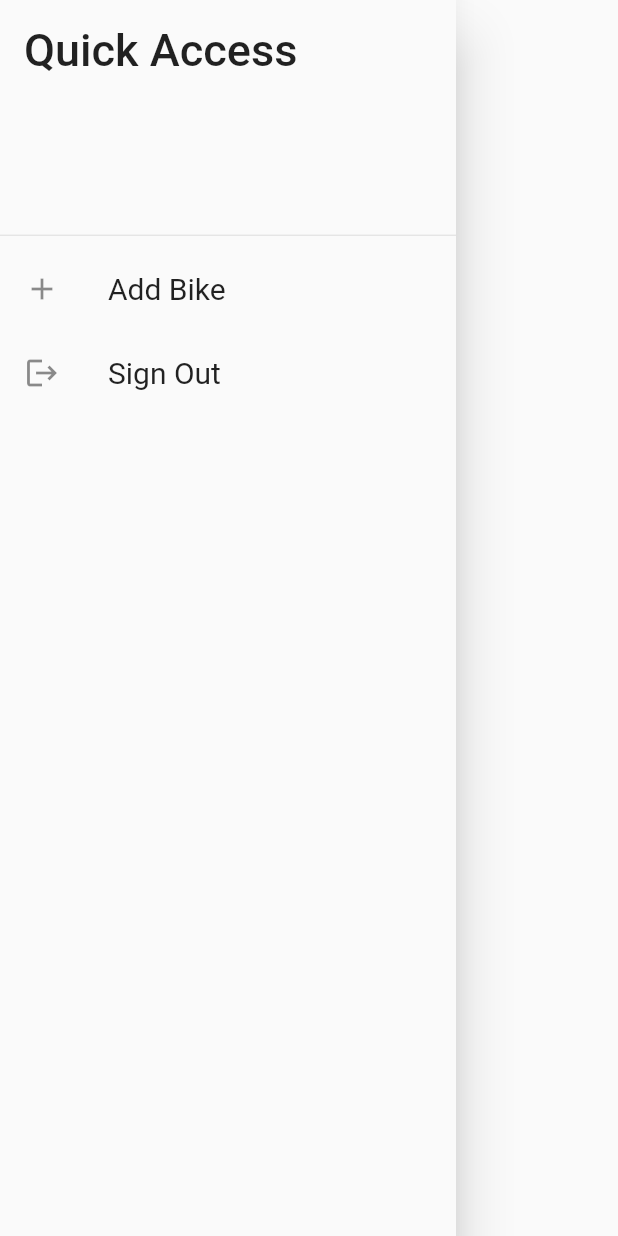
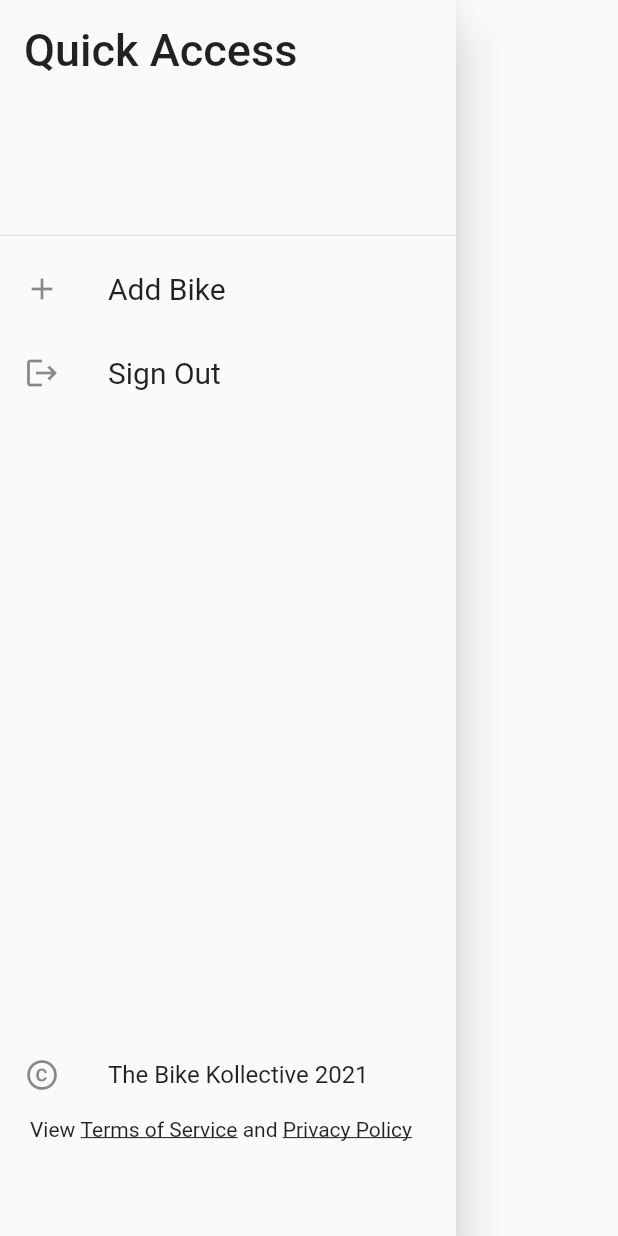
Before and after one commit to Super-Mean-Biker-Gang/bikeapp, a Flutter app: the MapEndDrawer widget shown alone on an empty page, opened directly, on a phone screen of 412 x 824 dp. Run offline on Flutter 3.47's test engine with Material 2 defaults, Android fonts, the phone set to English and light mode, and no system bars; our stand-ins replace cloud_firestore, dio, email_validator, firebase_auth, firebase_core, firebase_storage and 6 more; missing offline and left inert: flutter_config, geocoder, grouped_buttons; accounts and stored records are empty.

Commit message:
Added Copyright, ToS and Privacy Policy to quick access

```diff
--- a/lib/widgets/map_end_drawer.dart
+++ b/lib/widgets/map_end_drawer.dart
@@ -3,6 +3,9 @@ import 'package:bikeapp/services/authentication_service.dart';
 import 'package:flutter/material.dart';
 import 'package:provider/provider.dart';
 import 'package:flutter/cupertino.dart';
+import 'package:bikeapp/screens/privacy_policy_screen.dart';
+import 'package:bikeapp/screens/terms_of_service_screen.dart';
+import 'package:flutter/gestures.dart';
 
 class MapEndDrawer extends StatelessWidget {
   // connect routing function with account screen
@@ -25,7 +28,8 @@ class MapEndDrawer extends StatelessWidget {
           Container(
             height: queryData.size.height * .20,
             child: DrawerHeader(
-              child: Text('Quick Access',
+              child: Text(
+                'Quick Access',
                 style: TextStyle(fontSize: queryData.textScaleFactor * 30),
               ),
             ),
@@ -47,6 +51,40 @@ class MapEndDrawer extends StatelessWidget {
               Navigator.popUntil(context, ModalRoute.withName("/"));
             },
           ),
+          SizedBox(height: queryData.size.height * .50),
+          ListTile(
+              leading: Icon(Icons.copyright),
+              title: Text('The Bike Kollective 2021')),
+          Padding(
+            padding: EdgeInsets.only(left: 20),
+            child: Text.rich(
+              TextSpan(
+                text: 'View ',
+                children: [
+                  TextSpan(
+                    text: 'Terms of Service',
+                    style: TextStyle(decoration: TextDecoration.underline),
+                    recognizer: TapGestureRecognizer()
+                      ..onTap = () {
+                        Navigator.pushNamed(
+                            context, TermsOfServiceScreen.routeName);
+                      },
+                  ),
+                  TextSpan(text: ' and '),
+                  TextSpan(
+                    text: 'Privacy Policy',
+                    style: TextStyle(decoration: TextDecoration.underline),
+                    recognizer: TapGestureRecognizer()
+                      ..onTap = () {
+                        Navigator.pushNamed(
+                            context, PrivacyPolicyScreen.routeName);
+                      },
+                  ),
+                ],
+              ),
+            ),
+          ),
+          SizedBox(height: 20)
         ],
       ),
     );
```
